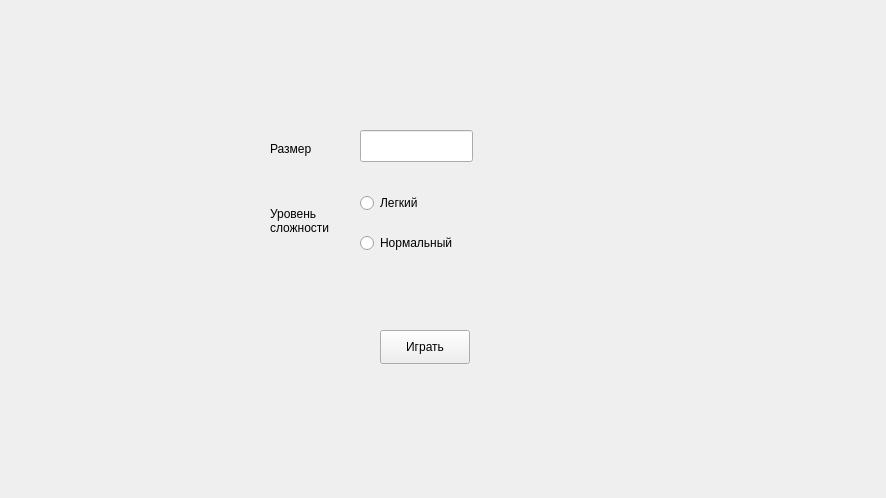
This is ui_files/manger.ui in ArthurIanb/noname as Qt 5 draws it before an edit. The edited form follows.
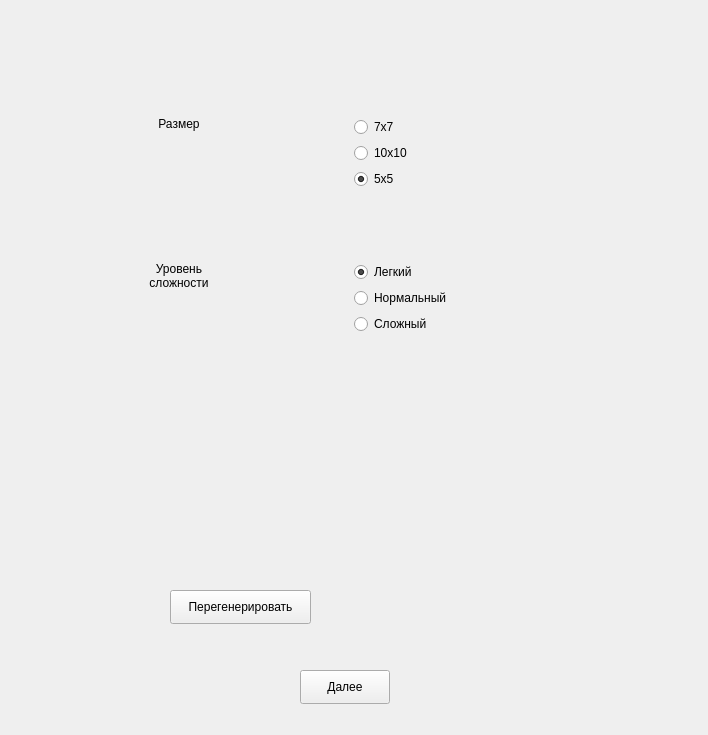
This is the edited form.

Patch:
```diff
--- a/ui_files/manger.ui
+++ b/ui_files/manger.ui
@@ -2,105 +2,161 @@
 <ui version="4.0">
  <class>Form</class>
  <widget class="QWidget" name="Form">
+  <property name="enabled">
+   <bool>true</bool>
+  </property>
   <property name="geometry">
    <rect>
     <x>0</x>
     <y>0</y>
-    <width>886</width>
-    <height>498</height>
+    <width>708</width>
+    <height>735</height>
    </rect>
   </property>
   <property name="windowTitle">
    <string>Form</string>
   </property>
-  <widget class="QLabel" name="label">
+  <widget class="QPushButton" name="next_btn">
    <property name="geometry">
     <rect>
-     <x>270</x>
-     <y>140</y>
-     <width>58</width>
-     <height>18</height>
-    </rect>
-   </property>
-   <property name="text">
-    <string>Размер</string>
-   </property>
-  </widget>
-  <widget class="QLineEdit" name="size">
-   <property name="geometry">
-    <rect>
-     <x>360</x>
-     <y>130</y>
-     <width>113</width>
-     <height>32</height>
-    </rect>
-   </property>
-  </widget>
-  <widget class="QLabel" name="error_message">
-   <property name="geometry">
-    <rect>
-     <x>30</x>
-     <y>390</y>
-     <width>771</width>
-     <height>81</height>
-    </rect>
-   </property>
-   <property name="text">
-    <string/>
-   </property>
-  </widget>
-  <widget class="QPushButton" name="play_btn">
-   <property name="geometry">
-    <rect>
-     <x>380</x>
-     <y>330</y>
+     <x>300</x>
+     <y>670</y>
      <width>90</width>
      <height>34</height>
     </rect>
    </property>
    <property name="text">
-    <string>Играть</string>
+    <string>Далее</string>
    </property>
   </widget>
-  <widget class="QRadioButton" name="radioButton">
+  <widget class="QPushButton" name="generate_new">
    <property name="geometry">
     <rect>
-     <x>360</x>
-     <y>190</y>
-     <width>112</width>
-     <height>26</height>
+     <x>170</x>
+     <y>590</y>
+     <width>141</width>
+     <height>34</height>
     </rect>
    </property>
    <property name="text">
-    <string>Легкий</string>
+    <string>Перегенерировать</string>
    </property>
   </widget>
-  <widget class="QRadioButton" name="radioButton_2">
+  <widget class="QWidget" name="horizontalLayoutWidget_3">
    <property name="geometry">
     <rect>
-     <x>360</x>
-     <y>230</y>
-     <width>112</width>
-     <height>26</height>
+     <x>10</x>
+     <y>50</y>
+     <width>681</width>
+     <height>351</height>
     </rect>
    </property>
-   <property name="text">
-    <string>Нормальный</string>
-   </property>
-  </widget>
-  <widget class="QLabel" name="label_2">
-   <property name="geometry">
-    <rect>
-     <x>270</x>
-     <y>190</y>
-     <width>81</width>
-     <height>61</height>
-    </rect>
-   </property>
-   <property name="text">
-    <string>Уровень 
+   <layout class="QHBoxLayout" name="bl">
+    <item>
+     <layout class="QVBoxLayout" name="verticalLayout_3">
+      <item>
+       <layout class="QHBoxLayout" name="horizontalLayout">
+        <item>
+         <widget class="QLabel" name="label">
+          <property name="text">
+           <string>Размер</string>
+          </property>
+          <property name="alignment">
+           <set>Qt::AlignHCenter|Qt::AlignTop</set>
+          </property>
+         </widget>
+        </item>
+        <item>
+         <layout class="QVBoxLayout" name="verticalLayout">
+          <item>
+           <widget class="QRadioButton" name="size_7">
+            <property name="text">
+             <string>7x7</string>
+            </property>
+            <attribute name="buttonGroup">
+             <string notr="true">sizes</string>
+            </attribute>
+           </widget>
+          </item>
+          <item>
+           <widget class="QRadioButton" name="size_10">
+            <property name="text">
+             <string>10x10</string>
+            </property>
+            <attribute name="buttonGroup">
+             <string notr="true">sizes</string>
+            </attribute>
+           </widget>
+          </item>
+          <item>
+           <widget class="QRadioButton" name="size_5">
+            <property name="text">
+             <string>5x5</string>
+            </property>
+            <property name="checked">
+             <bool>true</bool>
+            </property>
+            <attribute name="buttonGroup">
+             <string notr="true">sizes</string>
+            </attribute>
+           </widget>
+          </item>
+         </layout>
+        </item>
+       </layout>
+      </item>
+      <item>
+       <layout class="QHBoxLayout" name="horizontalLayout_2">
+        <item>
+         <widget class="QLabel" name="label_2">
+          <property name="text">
+           <string>Уровень 
 сложности</string>
-   </property>
+          </property>
+          <property name="alignment">
+           <set>Qt::AlignHCenter|Qt::AlignTop</set>
+          </property>
+         </widget>
+        </item>
+        <item>
+         <layout class="QVBoxLayout" name="verticalLayout_2">
+          <item>
+           <widget class="QRadioButton" name="easy_lvl">
+            <property name="text">
+             <string>Легкий</string>
+            </property>
+            <property name="checked">
+             <bool>true</bool>
+            </property>
+           </widget>
+          </item>
+          <item>
+           <widget class="QRadioButton" name="normal_lvl">
+            <property name="text">
+             <string>Нормальный</string>
+            </property>
+            <property name="checked">
+             <bool>false</bool>
+            </property>
+           </widget>
+          </item>
+          <item>
+           <widget class="QRadioButton" name="hard_lvl">
+            <property name="text">
+             <string>Сложный</string>
+            </property>
+            <property name="checked">
+             <bool>false</bool>
+            </property>
+           </widget>
+          </item>
+         </layout>
+        </item>
+       </layout>
+      </item>
+     </layout>
+    </item>
+   </layout>
   </widget>
  </widget>
  <resources/>
```
Left out of the diff: 3 changed lines with no effect on the pictures.
